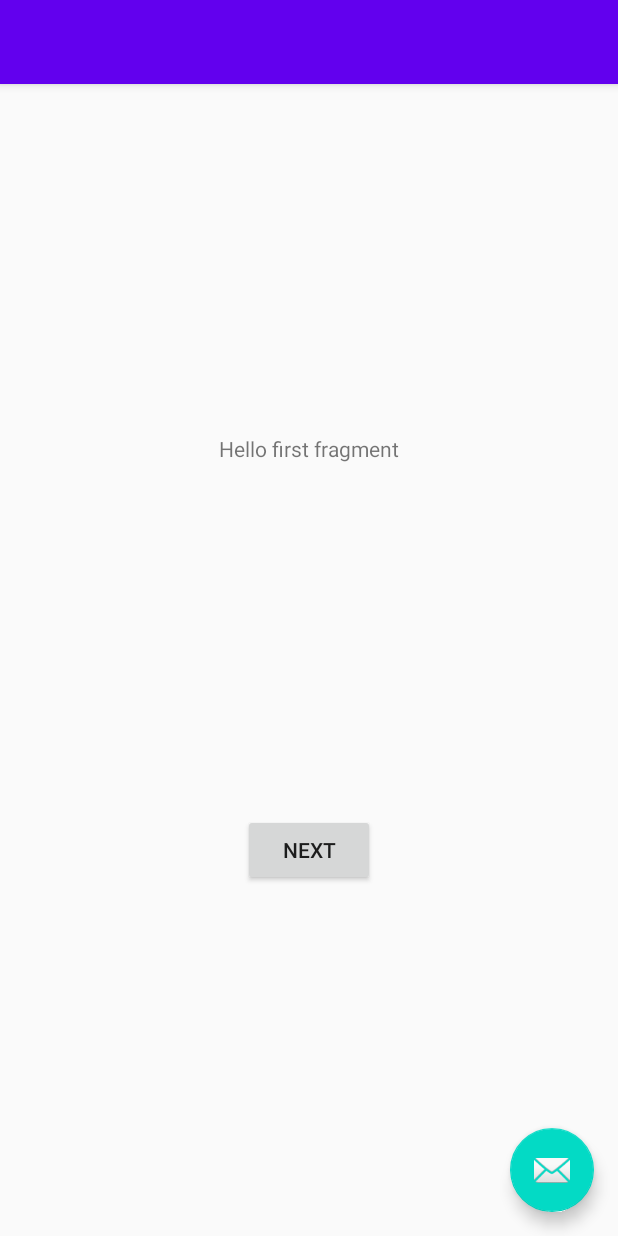
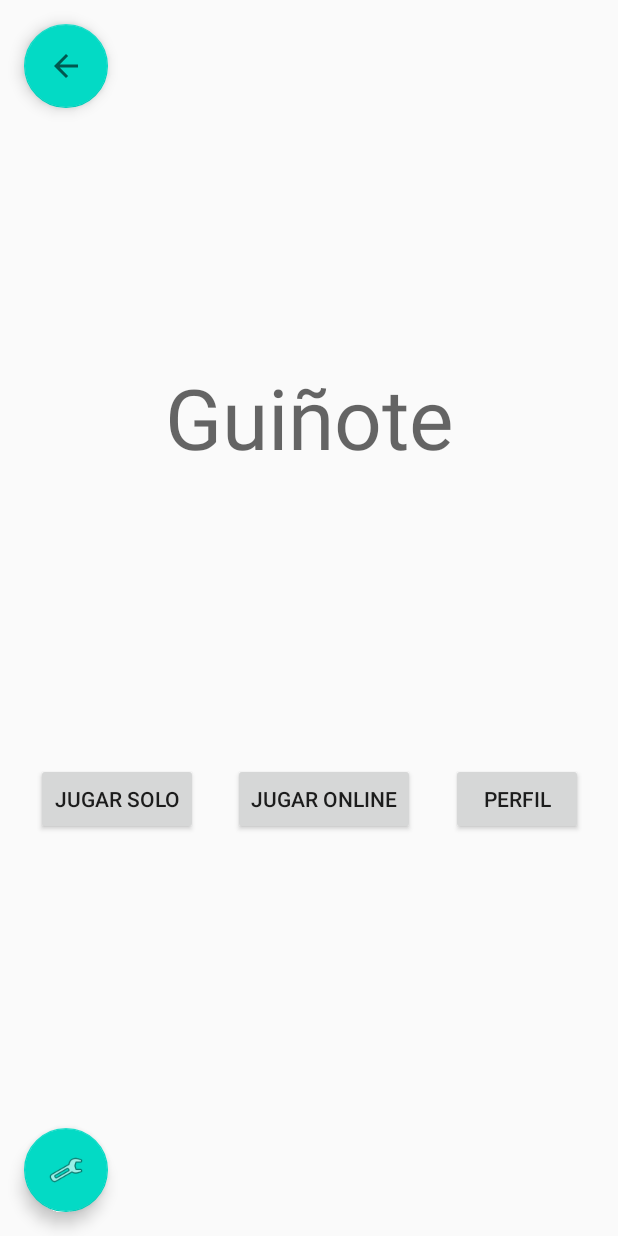
Before and after one commit to UNIZAR-30226-2021-11/Guinyote_app, an Android app: the layout activity_main.xml on its own in the app's theme, with its tools: preview values and no code run, on a phone screen of 412 x 824 dp. Run offline under Robolectric (Android 15) with nearby library versions, the phone set to English and light mode, and no system bars.

```diff
--- a/app/src/main/java/manyosoft/guinyote/FirstFragment.java
+++ /dev/null
@@ -1,34 +0,0 @@
-package manyosoft.guinyote;
-
-import android.os.Bundle;
-import android.view.LayoutInflater;
-import android.view.View;
-import android.view.ViewGroup;
-
-import androidx.annotation.NonNull;
-import androidx.fragment.app.Fragment;
-import androidx.navigation.fragment.NavHostFragment;
-
-public class FirstFragment extends Fragment {
-
-    @Override
-    public View onCreateView(
-            LayoutInflater inflater, ViewGroup container,
-            Bundle savedInstanceState
-    ) {
-        // Inflate the layout for this fragment
-        return inflater.inflate(R.layout.fragment_first, container, false);
-    }
-
-    public void onViewCreated(@NonNull View view, Bundle savedInstanceState) {
-        super.onViewCreated(view, savedInstanceState);
-
-        view.findViewById(R.id.button_first).setOnClickListener(new View.OnClickListener() {
-            @Override
-            public void onClick(View view) {
-                NavHostFragment.findNavController(FirstFragment.this)
-                        .navigate(R.id.action_FirstFragment_to_SecondFragment);
-            }
-        });
-    }
-}
--- /dev/null
+++ b/app/src/main/java/manyosoft/guinyote/MainMenuFragment.java
@@ -0,0 +1,64 @@
+package manyosoft.guinyote;
+
+import android.content.Context;
+import android.os.Bundle;
+import android.view.LayoutInflater;
+import android.view.View;
+import android.view.ViewGroup;
+import android.widget.Toast;
+
+import androidx.annotation.NonNull;
+import androidx.fragment.app.Fragment;
+import androidx.navigation.fragment.NavHostFragment;
+
+public class MainMenuFragment extends Fragment {
+
+    @Override
+    public View onCreateView(
+            LayoutInflater inflater, ViewGroup container,
+            Bundle savedInstanceState
+    ) {
+        // Inflate the layout for this fragment
+        return inflater.inflate(R.layout.main_menu, container, false);
+    }
+
+
+
+    public void onViewCreated(@NonNull View view, Bundle savedInstanceState) {
+        super.onViewCreated(view, savedInstanceState);
+
+        view.findViewById(R.id.jugar_online_button).setOnClickListener(new View.OnClickListener() {
+            @Override
+            public void onClick(View view) {
+                NavHostFragment.findNavController(MainMenuFragment.this)
+                        .navigate(R.id.action_FirstFragment_to_SecondFragment);
+            }
+        });
+
+
+        view.findViewById(R.id.jugar_solo_button).setOnClickListener(new View.OnClickListener() {
+            @Override
+            public void onClick(View view) {
+                Context context = getContext();
+                CharSequence text = "Inicio de partida rápido vs IA";
+                int duration = Toast.LENGTH_SHORT;
+
+                Toast toast = Toast.makeText(context, text, duration);
+                toast.show();
+            }
+        });
+
+
+        view.findViewById(R.id.perfil_button).setOnClickListener(new View.OnClickListener() {
+            @Override
+            public void onClick(View view) {
+                Context context = getContext();
+                CharSequence text = "Apertura perfil usuario";
+                int duration = Toast.LENGTH_SHORT;
+
+                Toast toast = Toast.makeText(context, text, duration);
+                toast.show();
+            }
+        });
+    }
+}
--- a/app/src/main/res/layout/activity_main.xml
+++ b/app/src/main/res/layout/activity_main.xml
@@ -6,28 +6,23 @@
     android:layout_height="match_parent"
     tools:context=".MainActivity">
 
-    <com.google.android.material.appbar.AppBarLayout
-        android:layout_width="match_parent"
-        android:layout_height="wrap_content"
-        android:theme="@style/AppTheme.AppBarOverlay">
-
-        <androidx.appcompat.widget.Toolbar
-            android:id="@+id/toolbar"
-            android:layout_width="match_parent"
-            android:layout_height="?attr/actionBarSize"
-            android:background="?attr/colorPrimary"
-            app:popupTheme="@style/AppTheme.PopupOverlay" />
-
-    </com.google.android.material.appbar.AppBarLayout>
 
     <include layout="@layout/content_main" />
+
+    <com.google.android.material.floatingactionbutton.FloatingActionButton
+        android:id="@+id/back"
+        android:layout_width="wrap_content"
+        android:layout_height="wrap_content"
+        android:layout_gravity="top|start"
+        android:layout_margin="@dimen/fab_margin"
+        app:srcCompat="?attr/homeAsUpIndicator" />
 
     <com.google.android.material.floatingactionbutton.FloatingActionButton
         android:id="@+id/fab"
         android:layout_width="wrap_content"
         android:layout_height="wrap_content"
-        android:layout_gravity="bottom|end"
+        android:layout_gravity="bottom|start"
         android:layout_margin="@dimen/fab_margin"
-        app:srcCompat="@android:drawable/ic_dialog_email" />
+        app:srcCompat="@android:drawable/ic_menu_preferences" />
 
 </androidx.coordinatorlayout.widget.CoordinatorLayout>
--- a/app/src/main/res/layout/fragment_first.xml
+++ /dev/null
@@ -1,28 +0,0 @@
-<?xml version="1.0" encoding="utf-8"?>
-<androidx.constraintlayout.widget.ConstraintLayout xmlns:android="http://schemas.android.com/apk/res/android"
-    xmlns:app="http://schemas.android.com/apk/res-auto"
-    xmlns:tools="http://schemas.android.com/tools"
-    android:layout_width="match_parent"
-    android:layout_height="match_parent"
-    tools:context=".FirstFragment">
-
-    <TextView
-        android:id="@+id/textview_first"
-        android:layout_width="wrap_content"
-        android:layout_height="wrap_content"
-        android:text="@string/hello_first_fragment"
-        app:layout_constraintBottom_toTopOf="@id/button_first"
-        app:layout_constraintEnd_toEndOf="parent"
-        app:layout_constraintStart_toStartOf="parent"
-        app:layout_constraintTop_toTopOf="parent" />
-
-    <Button
-        android:id="@+id/button_first"
-        android:layout_width="wrap_content"
-        android:layout_height="wrap_content"
-        android:text="@string/next"
-        app:layout_constraintBottom_toBottomOf="parent"
-        app:layout_constraintEnd_toEndOf="parent"
-        app:layout_constraintStart_toStartOf="parent"
-        app:layout_constraintTop_toBottomOf="@id/textview_first" />
-</androidx.constraintlayout.widget.ConstraintLayout>
--- /dev/null
+++ b/app/src/main/res/layout/main_menu.xml
@@ -0,0 +1,49 @@
+<?xml version="1.0" encoding="utf-8"?>
+<androidx.constraintlayout.widget.ConstraintLayout xmlns:android="http://schemas.android.com/apk/res/android"
+    xmlns:app="http://schemas.android.com/apk/res-auto"
+    xmlns:tools="http://schemas.android.com/tools"
+    android:layout_width="match_parent"
+    android:layout_height="match_parent"
+    tools:context=".MainMenuFragment">
+
+    <TextView
+        android:id="@+id/titulo_menu"
+        android:layout_width="wrap_content"
+        android:layout_height="wrap_content"
+        android:text="@string/juego"
+        android:textAppearance="@style/TextAppearance.AppCompat.Display3"
+        app:layout_constraintBottom_toBottomOf="@id/jugar_online_button"
+        app:layout_constraintEnd_toEndOf="parent"
+        app:layout_constraintStart_toStartOf="parent"
+        app:layout_constraintTop_toTopOf="parent" />
+
+    <Button
+        android:id="@+id/jugar_solo_button"
+        android:layout_width="wrap_content"
+        android:layout_height="wrap_content"
+        android:text="@string/jugar_solo"
+        app:layout_constraintBottom_toBottomOf="parent"
+        app:layout_constraintEnd_toStartOf="@id/jugar_online_button"
+        app:layout_constraintStart_toStartOf="parent"
+        app:layout_constraintTop_toTopOf="@id/titulo_menu" />
+
+    <Button
+        android:id="@+id/jugar_online_button"
+        android:layout_width="wrap_content"
+        android:layout_height="wrap_content"
+        android:text="@string/jugar_online"
+        app:layout_constraintBottom_toBottomOf="parent"
+        app:layout_constraintEnd_toStartOf="@id/perfil_button"
+        app:layout_constraintStart_toEndOf="@id/jugar_solo_button"
+        app:layout_constraintTop_toTopOf="@id/titulo_menu" />
+
+    <Button
+        android:id="@+id/perfil_button"
+        android:layout_width="wrap_content"
+        android:layout_height="wrap_content"
+        android:text="@string/perfil"
+        app:layout_constraintBottom_toBottomOf="parent"
+        app:layout_constraintEnd_toEndOf="parent"
+        app:layout_constraintStart_toEndOf="@id/jugar_online_button"
+        app:layout_constraintTop_toTopOf="@id/titulo_menu" />
+</androidx.constraintlayout.widget.ConstraintLayout>
--- a/app/src/main/res/navigation/nav_graph.xml
+++ b/app/src/main/res/navigation/nav_graph.xml
@@ -7,9 +7,8 @@
 
     <fragment
         android:id="@+id/FirstFragment"
-        android:name="manyosoft.guinyote.FirstFragment"
-        android:label="@string/first_fragment_label"
-        tools:layout="@layout/fragment_first">
+        android:name="manyosoft.guinyote.MainMenuFragment"
+        tools:layout="@layout/main_menu">
 
         <action
             android:id="@+id/action_FirstFragment_to_SecondFragment"
@@ -17,9 +16,8 @@
     </fragment>
     <fragment
         android:id="@+id/SecondFragment"
-        android:name="manyosoft.guinyote.SecondFragment"
-        android:label="@string/second_fragment_label"
-        tools:layout="@layout/fragment_second">
+        android:name="manyosoft.guinyote.OnlineMenuFragment"
+        tools:layout="@layout/online_menu">
 
         <action
             android:id="@+id/action_SecondFragment_to_FirstFragment"
--- a/app/src/main/res/values/strings.xml
+++ b/app/src/main/res/values/strings.xml
@@ -2,11 +2,22 @@
     <string name="app_name">Guinyote</string>
     <string name="action_settings">Settings</string>
     <!-- Strings used for fragments for navigation -->
-    <string name="first_fragment_label">First Fragment</string>
-    <string name="second_fragment_label">Second Fragment</string>
+    <string name="menu_principal">First Fragment</string>
+    <string name="manu_online">Second Fragment</string>
     <string name="next">Next</string>
     <string name="previous">Previous</string>
 
     <string name="hello_first_fragment">Hello first fragment</string>
     <string name="hello_second_fragment">Hello second fragment. Arg: %1$s</string>
+    <!-- MENU PRINCIPAL -->
+    <string name="juego">Guiñote</string>
+    <string name="jugar_solo">Jugar Solo</string>
+    <string name="jugar_online">Jugar Online</string>
+    <string name="perfil">Perfil</string>
+    <!-- MENU ONLINE -->
+    <string name="juego_online">Online</string>
+    <string name="crear_sala">Crear una sala</string>
+    <string name="unirse_sala">Unirse a una sala</string>
+    <string name="logo_de_la_empresa">Logo de la empresa</string>
+
 </resources>
```
Also changed, not shown: app/src/main/AndroidManifest.xml (+10 -3 lines), app/src/main/java/manyosoft/guinyote/MainActivity.java (+9 -3 lines), app/src/main/java/manyosoft/guinyote/OnlineMenuFragment.java (added, +52 -0 lines), app/src/main/java/manyosoft/guinyote/SecondFragment.java (deleted, +0 -34 lines), app/src/main/java/manyosoft/guinyote/SplashScreen.java (added, +35 -0 lines), app/src/main/res/layout/activity_splash.xml (added, +17 -0 lines), app/src/main/res/layout/fragment_second.xml (deleted, +0 -27 lines), app/src/main/res/layout/online_menu.xml (added, +48 -0 lines), app/src/main/res/mipmap-xxxhdpi/logo_manyosoft.png (added).
